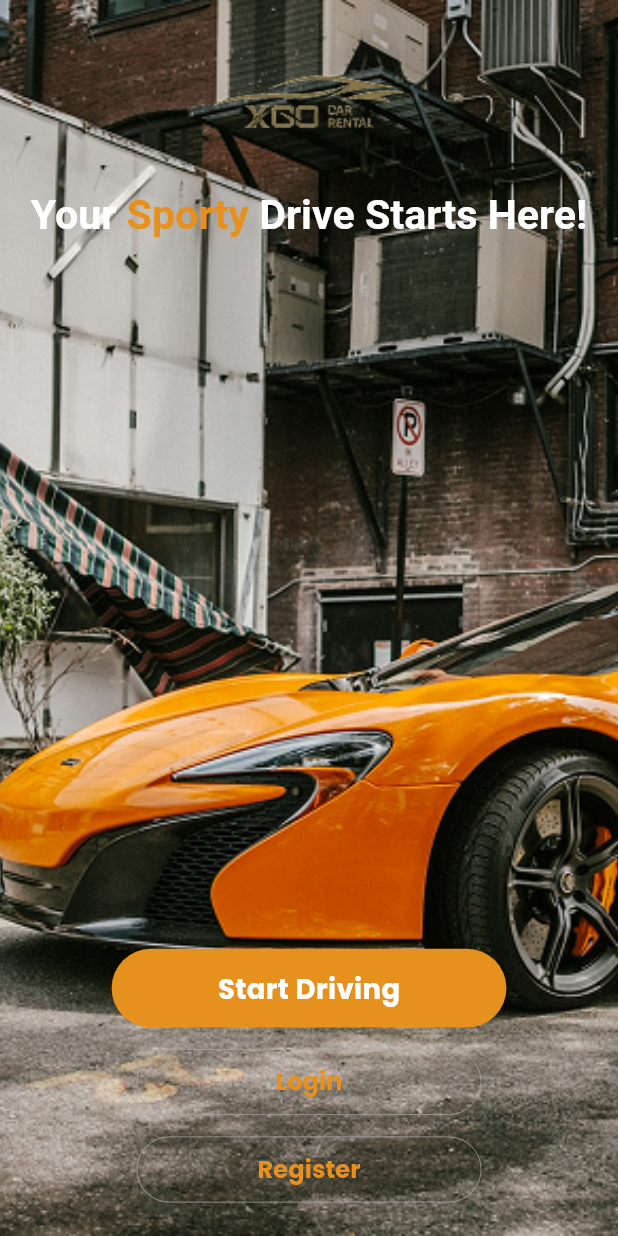
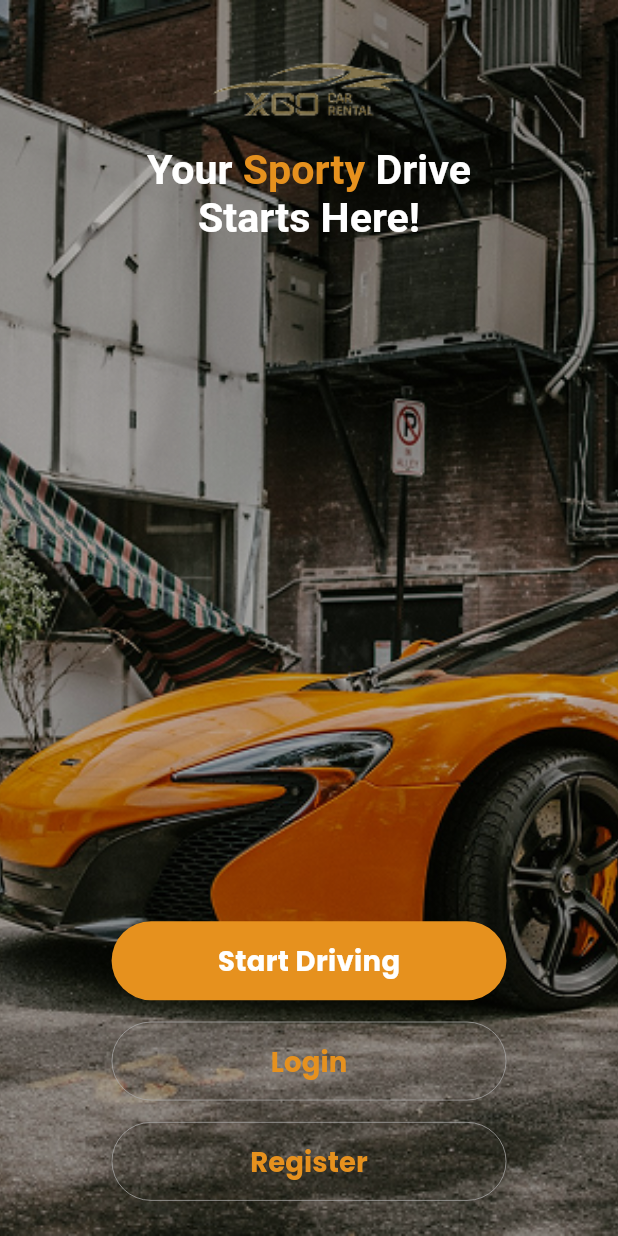
Before and after one commit to 4thPyramid/x_go, a Flutter app: the screen it shows after launch, on a phone screen of 412 x 824 dp. Run offline on Flutter 3.47's test engine with Material 3 defaults, Android fonts, the phone set to English and light mode, and no system bars; our stand-ins replace bloc, cached_network_image, dartz, dio, equatable, flutter_bloc and 8 more; project files that could hold a hidden picture were left out.

Commit message:
feat: Enhance splash screen with new layout and dark overlay; add splash image asset

```diff
--- a/lib/core/routes/app_routers.dart
+++ b/lib/core/routes/app_routers.dart
@@ -15,7 +15,7 @@ import 'package:x_go/features/auth/presentation/view/otpview.dart';
 import 'package:x_go/features/auth/presentation/view/reset_password_view.dart';
 import 'package:x_go/features/auth/presentation/view/success_updated_view.dart';
 import 'package:x_go/features/home/presentation/view/home_view.dart';
-import 'package:x_go/features/splash/splash_view.dart';
+import 'package:x_go/features/splash/views/splash_view.dart';
 
 final GoRouter router = GoRouter(
   initialLocation: RouterNames.splash,
--- a/lib/core/utils/app_assets.dart
+++ b/lib/core/utils/app_assets.dart
@@ -1,5 +1,6 @@
 abstract class AppAssets {
   static const String logo = "assets/images/logo.png";
+  static const String splash = "assets/images/splash.png";
   static const String grocery = "assets/images/grocry.png";
   static const String onbording1 = "assets/images/onbording1.png";
   static const String logoColored = "assets/images/logo_colored.png";
--- /dev/null
+++ b/lib/features/splash/components/dark_overlay.dart
@@ -0,0 +1,17 @@
+import 'package:flutter/material.dart';
+
+Widget darkOverlay() {
+  return Container(
+    decoration: BoxDecoration(
+      gradient: LinearGradient(
+        begin: Alignment.topCenter,
+        end: Alignment.bottomCenter,
+        colors: [
+          Colors.black.withOpacity(0.27),
+
+          Colors.black.withOpacity(0.28),
+        ],
+      ),
+    ),
+  );
+}
--- /dev/null
+++ b/lib/features/splash/components/header_splash.dart
@@ -0,0 +1,59 @@
+import 'package:flutter/material.dart';
+import 'package:flutter_screenutil/flutter_screenutil.dart';
+import 'package:x_go/core/theme/app_colors.dart';
+
+class HeaderSplash extends StatelessWidget {
+  const HeaderSplash({
+    super.key,
+  });
+
+  @override
+  Widget build(BuildContext context) {
+    return Column(
+      children: [
+        RichText(
+          textAlign: TextAlign.center,
+          text: TextSpan(
+            text: 'Your ',
+            style: TextStyle(
+              fontSize: 24.sp,
+              fontWeight: FontWeight.bold,
+              color: Colors.white,
+            ),
+            children: [
+              TextSpan(
+                text: 'Sporty ',
+                style: TextStyle(color: AppColors.primaryColor),
+              ),
+              TextSpan(
+                text: 'Drive ',
+                style: TextStyle(
+                  fontSize: 24.sp,
+                  fontWeight: FontWeight.bold,
+                  color: Colors.white,
+                ),
+              ),
+            ],
+          ),
+        ),
+        RichText(
+          textAlign: TextAlign.center,
+          text: TextSpan(
+            text: 'Starts ',
+            style: TextStyle(
+              fontSize: 24.sp,
+              fontWeight: FontWeight.bold,
+              color: Colors.white,
+            ),
+            children: [
+              TextSpan(
+                text: 'Here!',
+                style: TextStyle(color: Colors.white),
+              ),
+            ],
+          ),
+        ),
+      ],
+    );
+  }
+}
--- a/lib/features/splash/splash_view.dart
+++ /dev/null
@@ -1,119 +0,0 @@
-import 'package:flutter/material.dart';
-import 'package:flutter_screenutil/flutter_screenutil.dart';
-import 'package:go_router/go_router.dart';
-import 'package:x_go/core/common/widgets/custom_btn.dart';
-import 'package:x_go/core/routes/router_names.dart';
-import 'package:x_go/core/theme/app_colors.dart';
-
-class SplashView extends StatelessWidget {
-  const SplashView({super.key});
-
-  @override
-  Widget build(BuildContext context) {
-    return Scaffold(
-      body: Stack(
-        children: [
-          SizedBox(
-            height: double.infinity,
-            child: Image.asset('assets/images/splash.png', fit: BoxFit.cover),
-          ),
-          Padding(
-            padding: const EdgeInsets.all(8.0),
-            child: Column(
-              children: [
-                Center(
-                  child: Image.asset('assets/images/logo.png', height: 100.h),
-                ),
-                RichText(
-                  textAlign: TextAlign.center,
-                  text: TextSpan(
-                    text: 'Your ',
-                    style: TextStyle(
-                      fontSize: 24.sp,
-                      fontWeight: FontWeight.bold,
-                      color: Colors.white,
-                    ),
-                    children: [
-                      TextSpan(
-                        text: 'Sporty ',
-                        style: TextStyle(color: AppColors.primaryColor),
-                      ),
-                      TextSpan(
-                        text: 'Drive ',
-                        style: TextStyle(color: Colors.white),
-                      ),
-                      TextSpan(
-                        text: 'Starts ',
-                        style: TextStyle(color: Colors.white),
-                      ),
-                      TextSpan(
-                        text: 'Here!',
-                        style: TextStyle(color: Colors.white),
-                      ),
-                    ],
-                  ),
-                ),
-                Spacer(),
-                CustomButton(
-                  text: 'Start Driving',
-                  onPressed: () {
-                    context.go(RouterNames.app);
-                  },
-                ),
-                SizedBox(height: 12.h),
-                SizedBox(
-                  height: 44,
-                  width: 230,
-                  child: OutlinedButton(
-                    onPressed: () {},
-                    style: OutlinedButton.styleFrom(
-                      backgroundColor: Colors.transparent,
-                      side: BorderSide(color: AppColors.grey, width: .5),
-                      shape: RoundedRectangleBorder(
-                        borderRadius: BorderRadius.circular(28),
-                      ),
-                    ),
-                    child: Text(
-                      'Login',
-                      style: TextStyle(
-                        color: AppColors.primaryColor,
-                        fontWeight: FontWeight.bold,
-
-                        fontSize: 16,
-                      ),
-                    ),
-                  ),
-                ),
-                SizedBox(height: 12.h),
-                Container(
-                  height: 44,
-                  width: 230,
-                  child: OutlinedButton(
-                    onPressed: () {},
-
-                    style: OutlinedButton.styleFrom(
-                      backgroundColor: Colors.transparent,
-                      side: BorderSide(color: AppColors.grey, width: .5),
-                      shape: RoundedRectangleBorder(
-                        borderRadius: BorderRadius.circular(28),
-                      ),
-                    ),
-                    child: Text(
-                      'Register',
-                      style: TextStyle(
-                        color: AppColors.primaryColor,
-                        fontWeight: FontWeight.bold,
-                        fontSize: 16,
-                      ),
-                    ),
-                  ),
-                ),
-                SizedBox(height: 12.h),
-              ],
-            ),
-          ),
-        ],
-      ),
-    );
-  }
-}
--- /dev/null
+++ b/lib/features/splash/views/splash_view.dart
@@ -0,0 +1,65 @@
+import 'package:flutter/material.dart';
+import 'package:flutter_screenutil/flutter_screenutil.dart';
+import 'package:go_router/go_router.dart';
+import 'package:x_go/core/common/widgets/custom_btn.dart';
+import 'package:x_go/core/routes/router_names.dart';
+import 'package:x_go/core/theme/app_colors.dart';
+import 'package:x_go/core/utils/app_assets.dart';
+import 'package:x_go/core/utils/app_image_view.dart';
+import 'package:x_go/features/splash/components/dark_overlay.dart';
+import 'package:x_go/features/splash/components/header_splash.dart';
+import 'package:x_go/features/splash/widgets/outline_button.dart';
+
+class SplashView extends StatelessWidget {
+  const SplashView({super.key});
+
+  @override
+  Widget build(BuildContext context) {
+    return Scaffold(
+      body: Stack(
+        children: [
+          // Background Image
+          SizedBox.expand(
+            child: AppImageView(AppAssets.splash, fit: BoxFit.cover),
+          ),
+          // Dark Overlay
+          darkOverlay(),
+          // Content
+          SafeArea(
+            child: Padding(
+              padding: EdgeInsets.all(8.w),
+              child: Column(
+                children: [
+                  SizedBox(height: 20.h),
+                  // Logo
+                  Center(child: AppImageView(AppAssets.logo)),
+                  SizedBox(height: 10.h),
+                  // Tagline (now on two lines)
+                  HeaderSplash(),
+                  Spacer(),
+                  // Start Driving Button
+                  CustomButton(
+                    text: 'Start Driving',
+                    onPressed: () => context.go(RouterNames.app),
+                  ),
+                  SizedBox(height: 12.h),
+                  // Login Button
+                  buildOutlineButton(text: 'Login', onPressed: () {
+                    context.go(RouterNames.login);
+                  }),
+                  SizedBox(height: 12.h),
+                  // Register Button
+                  buildOutlineButton(text: 'Register', onPressed: () {
+                    context.go(RouterNames.register);
+                  }),
+                  SizedBox(height: 12.h),
+                ],
+              ),
+            ),
+          ),
+        ],
+      ),
+    );
+  }
+
+}
--- /dev/null
+++ b/lib/features/splash/widgets/outline_button.dart
@@ -0,0 +1,31 @@
+import 'package:flutter/material.dart';
+import 'package:flutter_screenutil/flutter_screenutil.dart';
+import 'package:x_go/core/theme/app_colors.dart';
+
+Widget buildOutlineButton({
+  required String text,
+  required VoidCallback onPressed,
+}) {
+  return SizedBox(
+    height: 44.h,
+    width: 230.w,
+    child: OutlinedButton(
+      onPressed: onPressed,
+      style: OutlinedButton.styleFrom(
+        backgroundColor: Colors.transparent,
+        side: BorderSide(color: AppColors.grey, width: 0.5),
+        shape: RoundedRectangleBorder(
+          borderRadius: BorderRadius.circular(28.r),
+        ),
+      ),
+      child: Text(
+        text,
+        style: TextStyle(
+          color: AppColors.primaryColor,
+          fontWeight: FontWeight.bold,
+          fontSize: 16.sp,
+        ),
+      ),
+    ),
+  );
+}
--- a/lib/main.dart
+++ b/lib/main.dart
@@ -3,7 +3,7 @@ import 'package:flutter_screenutil/flutter_screenutil.dart';
 import 'package:x_go/core/routes/app_routers.dart';
 import 'package:x_go/core/services/service_locator.dart';
 import 'package:x_go/core/theme/app_colors.dart';
-import 'package:x_go/features/splash/splash_view.dart';
+import 'package:x_go/features/splash/views/splash_view.dart';
 
 void main() {
   setupLocator();
```
